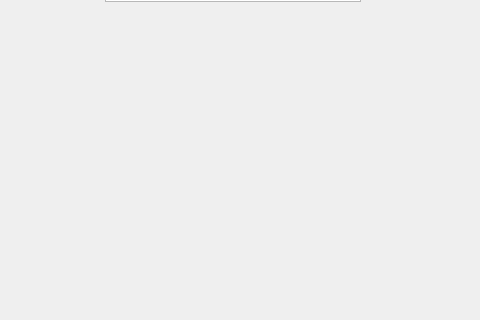
First picture: the form in quiwip/textandtree.ui, repository matoloa/brainwash, before the edit; both pictures show x 595 to 1075 and y 210 to 530 of the 1200 by 800 pixel window.
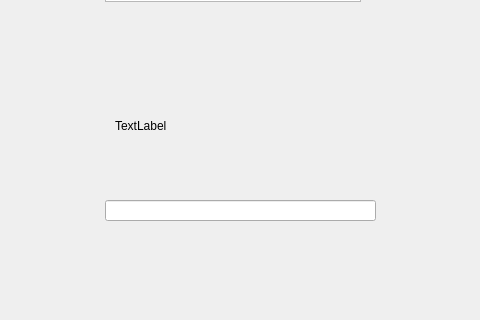
Second picture: the form after the edit.

Commit message: Getting Print, but not Signal

What changed in the file:
```diff
--- a/quiwip/textandtree.ui
+++ b/quiwip/textandtree.ui
@@ -34,6 +34,29 @@
      </rect>
     </property>
    </widget>
+   <widget class="QLabel" name="label">
+    <property name="geometry">
+     <rect>
+      <x>710</x>
+      <y>310</y>
+      <width>171</width>
+      <height>51</height>
+     </rect>
+    </property>
+    <property name="text">
+     <string>TextLabel</string>
+    </property>
+   </widget>
+   <widget class="QLineEdit" name="lineEdit">
+    <property name="geometry">
+     <rect>
+      <x>700</x>
+      <y>410</y>
+      <width>271</width>
+      <height>21</height>
+     </rect>
+    </property>
+   </widget>
   </widget>
   <widget class="QMenuBar" name="menubar">
    <property name="geometry">
```
Left out of the diff: 4 changed lines with no effect on the pictures. The commit also changes 1 other file.
